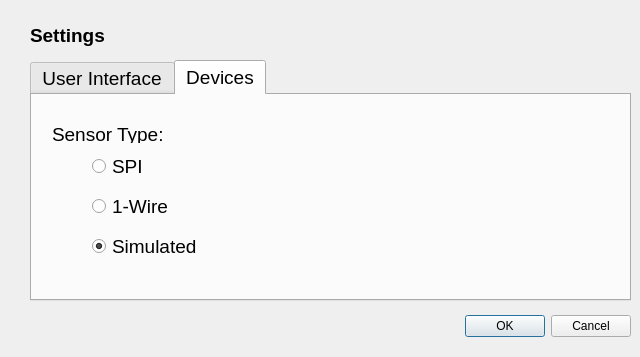
The window that app/ui/settings_dialog.ui (jmgrady/rpi-thermometer) describes before a commit, drawn with Qt 5.
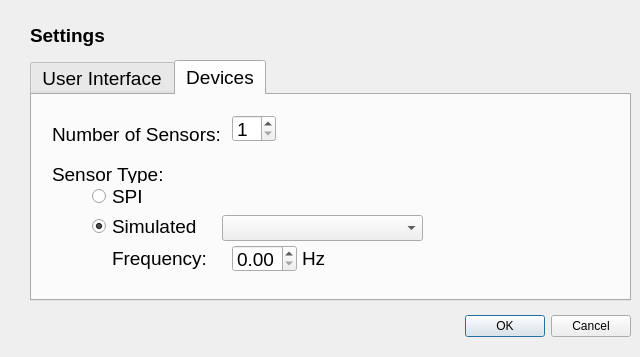
The same window after the commit. The open tabs and pages were chosen to show the change. Icons and pictures are not drawn.

```diff
--- a/app/ui/settings_dialog.ui
+++ b/app/ui/settings_dialog.ui
@@ -202,7 +202,7 @@
      <property name="geometry">
       <rect>
        <x>20</x>
-       <y>30</y>
+       <y>70</y>
        <width>131</width>
        <height>18</height>
       </rect>
@@ -215,7 +215,7 @@
      <property name="geometry">
       <rect>
        <x>60</x>
-       <y>60</y>
+       <y>90</y>
        <width>110</width>
        <height>23</height>
       </rect>
@@ -227,24 +227,11 @@
       <bool>false</bool>
      </property>
     </widget>
-    <widget class="QRadioButton" name="sensor_1_wire">
-     <property name="geometry">
-      <rect>
-       <x>60</x>
-       <y>100</y>
-       <width>110</width>
-       <height>23</height>
-      </rect>
-     </property>
-     <property name="text">
-      <string>1-Wire</string>
-     </property>
-    </widget>
     <widget class="QRadioButton" name="sensor_simulated">
      <property name="geometry">
       <rect>
        <x>60</x>
-       <y>140</y>
+       <y>120</y>
        <width>110</width>
        <height>23</height>
       </rect>
@@ -256,6 +243,81 @@
       <bool>true</bool>
      </property>
     </widget>
+    <widget class="QSpinBox" name="num_sensors">
+     <property name="geometry">
+      <rect>
+       <x>200</x>
+       <y>20</y>
+       <width>44</width>
+       <height>27</height>
+      </rect>
+     </property>
+     <property name="minimum">
+      <number>1</number>
+     </property>
+     <property name="maximum">
+      <number>2</number>
+     </property>
+    </widget>
+    <widget class="QLabel" name="label_2">
+     <property name="geometry">
+      <rect>
+       <x>20</x>
+       <y>30</y>
+       <width>181</width>
+       <height>18</height>
+      </rect>
+     </property>
+     <property name="text">
+      <string>Number of Sensors:</string>
+     </property>
+    </widget>
+    <widget class="QComboBox" name="simulated_sensor_type">
+     <property name="geometry">
+      <rect>
+       <x>190</x>
+       <y>120</y>
+       <width>201</width>
+       <height>26</height>
+      </rect>
+     </property>
+    </widget>
+    <widget class="QDoubleSpinBox" name="sim_wave_freq">
+     <property name="geometry">
+      <rect>
+       <x>200</x>
+       <y>150</y>
+       <width>65</width>
+       <height>27</height>
+      </rect>
+     </property>
+    </widget>
+    <widget class="QLabel" name="freq_label">
+     <property name="geometry">
+      <rect>
+       <x>80</x>
+       <y>150</y>
+       <width>111</width>
+       <height>27</height>
+      </rect>
+     </property>
+     <property name="text">
+      <string>Frequency:</string>
+     </property>
+    </widget>
+    <widget class="QLabel" name="freq_units_lbl">
+     <property name="geometry">
+      <rect>
+       <x>270</x>
+       <y>150</y>
+       <width>31</width>
+       <height>27</height>
+      </rect>
+     </property>
+     <property name="text">
+      <string>Hz</string>
+     </property>
+    </widget>
    </widget>
   </widget>
  </widget>
```
Left out of the diff: 8 changed lines with no effect on the pictures.
